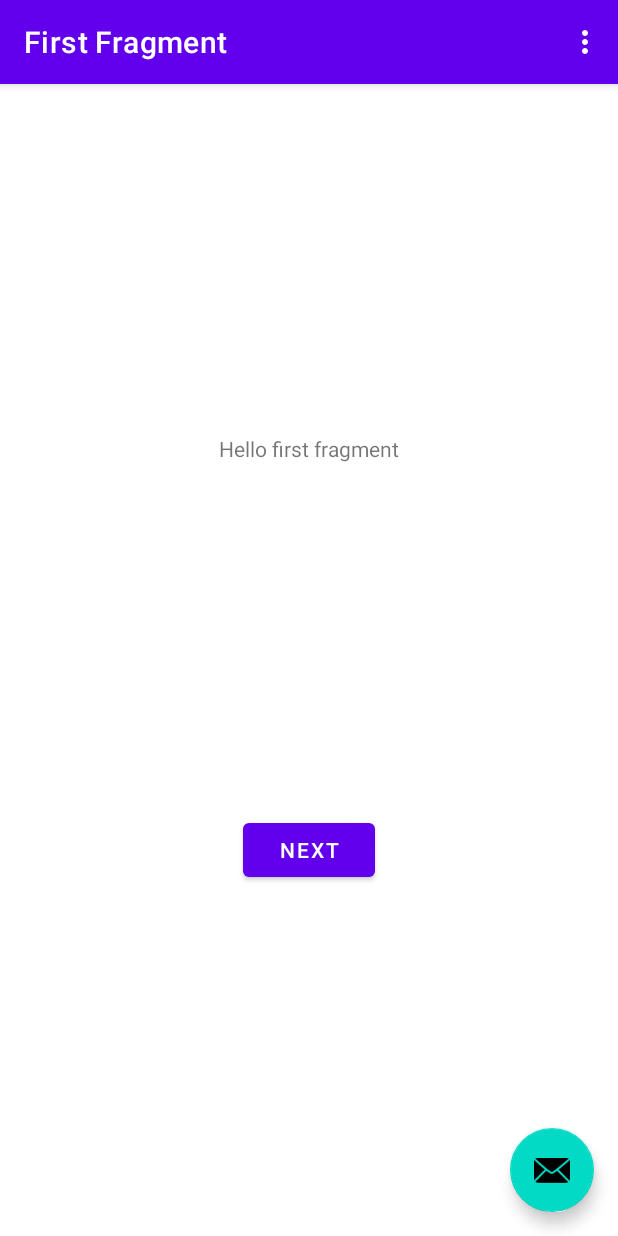
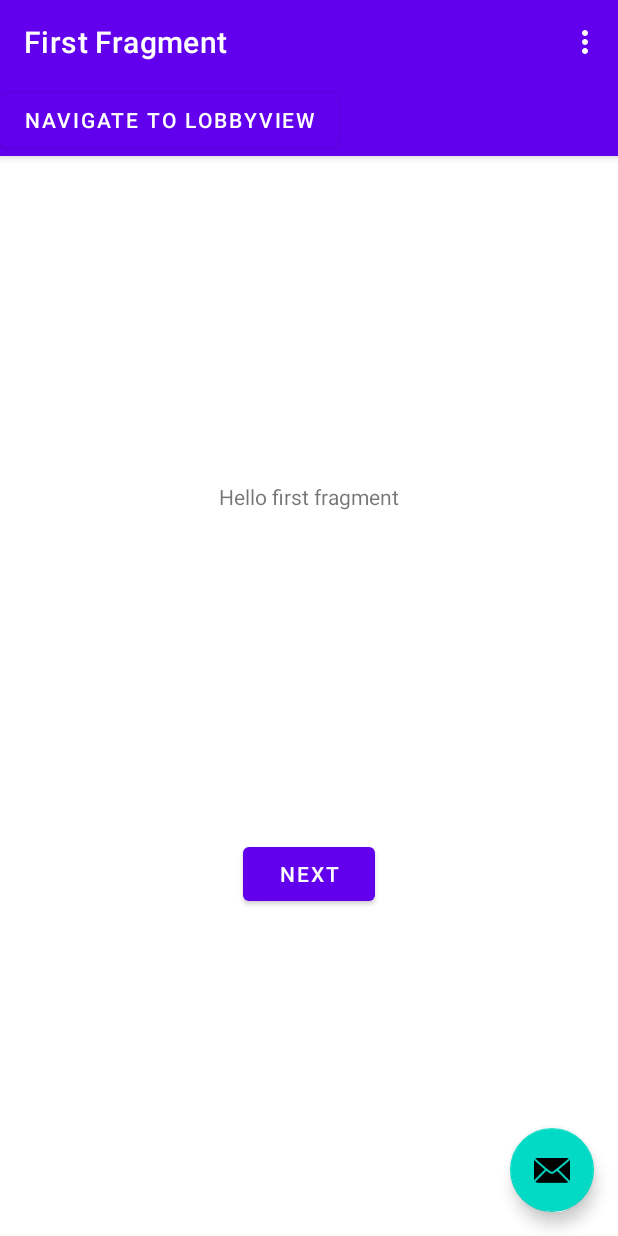
Before and after one commit to mathisfo/shower-post, an Android app: the screen it shows after launch (MainActivity), on a phone screen of 412 x 824 dp. Run offline under Robolectric (Android 15) with nearby library versions, the phone set to English and light mode, and no system bars; our stand-ins replace navigation-ui.

Commit message:
Commit RÆTT i master. Navigering mellom activites

```diff
--- a/app/build.gradle
+++ b/app/build.gradle
@@ -5,6 +5,10 @@ plugins {
 
 android {
     compileSdk 32
+
+    buildFeatures {
+        viewBinding true
+    }
 
     defaultConfig {
         applicationId "com.progark.gameofwits"
--- a/app/src/main/AndroidManifest.xml
+++ b/app/src/main/AndroidManifest.xml
@@ -9,6 +9,12 @@
         android:roundIcon="@mipmap/ic_launcher_round"
         android:supportsRtl="true"
         android:theme="@style/Theme.Gameofwits">
+        <activity
+            android:name=".LobbyView"
+            android:exported="false" />
+        <activity
+            android:name=".GameView"
+            android:exported="false" />
         <activity
             android:name=".MainActivity"
             android:exported="true"
--- a/app/src/main/java/com/progark/gameofwits/MainActivity.kt
+++ b/app/src/main/java/com/progark/gameofwits/MainActivity.kt
@@ -1,14 +1,16 @@
 package com.progark.gameofwits
 
+import android.content.Intent
 import android.os.Bundle
-import com.google.android.material.snackbar.Snackbar
+import android.view.Menu
+import android.view.MenuItem
+import android.widget.Button
 import androidx.appcompat.app.AppCompatActivity
 import androidx.navigation.findNavController
 import androidx.navigation.ui.AppBarConfiguration
 import androidx.navigation.ui.navigateUp
 import androidx.navigation.ui.setupActionBarWithNavController
-import android.view.Menu
-import android.view.MenuItem
+import com.google.android.material.snackbar.Snackbar
 import com.progark.gameofwits.databinding.ActivityMainBinding
 
 class MainActivity : AppCompatActivity() {
@@ -19,8 +21,12 @@ class MainActivity : AppCompatActivity() {
     override fun onCreate(savedInstanceState: Bundle?) {
         super.onCreate(savedInstanceState)
 
+
         binding = ActivityMainBinding.inflate(layoutInflater)
         setContentView(binding.root)
+        val btn: Button = findViewById(R.id.mainButton)
+
+        btn.setOnClickListener { openLobbyView() }
 
         setSupportActionBar(binding.toolbar)
 
@@ -32,6 +38,11 @@ class MainActivity : AppCompatActivity() {
             Snackbar.make(view, "Replace with your own action", Snackbar.LENGTH_LONG)
                 .setAction("Action", null).show()
         }
+    }
+
+    private fun openLobbyView() {
+        val intent = Intent(this, LobbyView::class.java)
+        startActivity(intent)
     }
 
     override fun onCreateOptionsMenu(menu: Menu): Boolean {
--- a/app/src/main/res/layout/activity_main.xml
+++ b/app/src/main/res/layout/activity_main.xml
@@ -18,6 +18,12 @@
             android:background="?attr/colorPrimary"
             app:popupTheme="@style/Theme.Gameofwits.PopupOverlay" />
 
+        <Button
+            android:id="@+id/mainButton"
+            android:layout_width="wrap_content"
+            android:layout_height="wrap_content"
+            android:text="Navigate to LobbyView" />
+
     </com.google.android.material.appbar.AppBarLayout>
 
     <include layout="@layout/content_main" />
@@ -31,4 +37,12 @@
         android:layout_marginBottom="16dp"
         app:srcCompat="@android:drawable/ic_dialog_email" />
 
+    <EditText
+        android:id="@+id/editTextTextPersonName"
+        android:layout_width="wrap_content"
+        android:layout_height="wrap_content"
+        android:ems="10"
+        android:inputType="textPersonName"
+        android:text="Name" />
+
 </androidx.coordinatorlayout.widget.CoordinatorLayout>
--- a/app/src/main/res/values/colors.xml
+++ b/app/src/main/res/values/colors.xml
@@ -7,4 +7,8 @@
     <color name="teal_700">#FF018786</color>
     <color name="black">#FF000000</color>
     <color name="white">#FFFFFFFF</color>
+    <color name="light_blue_400">#FF29B6F6</color>
+    <color name="light_blue_600">#FF039BE5</color>
+    <color name="gray_400">#FFBDBDBD</color>
+    <color name="gray_600">#FF757575</color>
 </resources>
```
Also changed, not shown: app/src/main/java/com/progark/gameofwits/GameView.kt (added, +21 -0 lines), app/src/main/java/com/progark/gameofwits/LobbyView.kt (added, +21 -0 lines), app/src/main/res/layout/gameview.xml (added, +21 -0 lines), app/src/main/res/layout/lobbyview.xml (added, +27 -0 lines), app/src/main/res/values-night/styles.xml (added, +7 -0 lines), app/src/main/res/values/attrs_lobby_view.xml (added, +8 -0 lines), app/src/main/res/values/styles.xml (added, +7 -0 lines).
